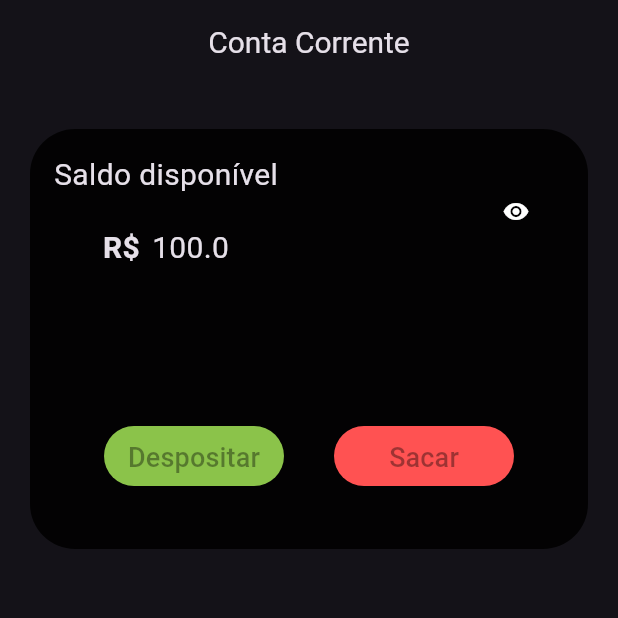
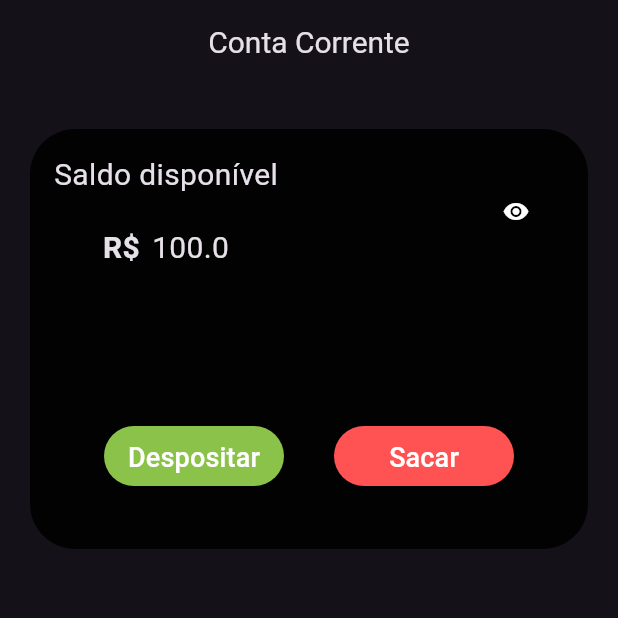
Before and after one commit to pablo-sa10/Flutter_Teste, a Flutter app: the screen it shows after launch, after a tap on "Despositar", on a phone screen of 412 x 824 dp, the top half of it. Run offline on Flutter 3.47's test engine with Material 3 defaults, Android fonts, the phone set to English and light mode, and no system bars.

```diff
--- a/lib/main.dart
+++ b/lib/main.dart
@@ -1,8 +1,16 @@
 import 'package:flutter/material.dart';
+// import 'package:provider/provider.dart';
+// import 'package:teste_flutter/provider/balance.dart';
 import 'pages/home.dart';
 
 void main() {
-  runApp(const MyApp());
+  runApp(
+    // ChangeNotifierProvider(
+    //   create: (context) => Balance(),
+    //   child: const MyApp(),
+    // ),
+    const MyApp()
+  );
 }
 
 class MyApp extends StatelessWidget {
--- a/lib/pages/home.dart
+++ b/lib/pages/home.dart
@@ -1,4 +1,6 @@
 import 'package:flutter/material.dart';
+// import 'package:provider/provider.dart';
+// import '../provider/balance.dart';
 
 class Home extends StatefulWidget {
   const Home({super.key});
@@ -8,6 +10,7 @@ class Home extends StatefulWidget {
 }
 
 class _HomeState extends State<Home> {
+  // late Balance balance;
   double _balance = 0;
   bool _opacity = false;
 
@@ -36,7 +39,10 @@ class _HomeState extends State<Home> {
   }
 
   @override
-  Widget build(BuildContext context) {
+  Widget build(BuildContext context){
+    // balance = Provider.of<Balance>(context) as Balance;
+    // balance = context.watch<Balance>();
+
     return Scaffold(
       appBar: AppBar(
         centerTitle: true,
@@ -105,10 +111,13 @@ class _HomeState extends State<Home> {
                       mainAxisAlignment: MainAxisAlignment.spaceEvenly,
                       children: [
                         TextButton(
-                          onPressed: () => {deposit()},
+                          onPressed: () => {
+                            // balance.deposit()
+                            deposit()
+                          },
                           style: TextButton.styleFrom(
                             backgroundColor: Colors.lightGreen,
-                            foregroundColor: Colors.black38,
+                            foregroundColor: Colors.white,
                             fixedSize: const Size(120, 30),
                           ),
                           child: const Text(
@@ -117,10 +126,13 @@ class _HomeState extends State<Home> {
                           ),
                         ),
                         TextButton(
-                          onPressed: () => {withdraw(context)},
+                          onPressed: () => {
+                            // balance.withdraw(context)
+                            withdraw(context)
+                          },
                           style: TextButton.styleFrom(
                             backgroundColor: Colors.redAccent,
-                            foregroundColor: Colors.black38,
+                            foregroundColor: Colors.white,
                             fixedSize: const Size(120, 30),
                           ),
                           child: const Text(
--- a/pubspec.yaml
+++ b/pubspec.yaml
@@ -28,6 +28,7 @@ environment:
 # the latest version available on pub.dev. To see which dependencies have newer
 # versions available, run `flutter pub outdated`.
 dependencies:
+  provider: ^6.1.2
   flutter:
     sdk: flutter
 
```
Also changed, not shown: lib/provider/balance.dart (added, +24 -0 lines), pubspec.lock.
